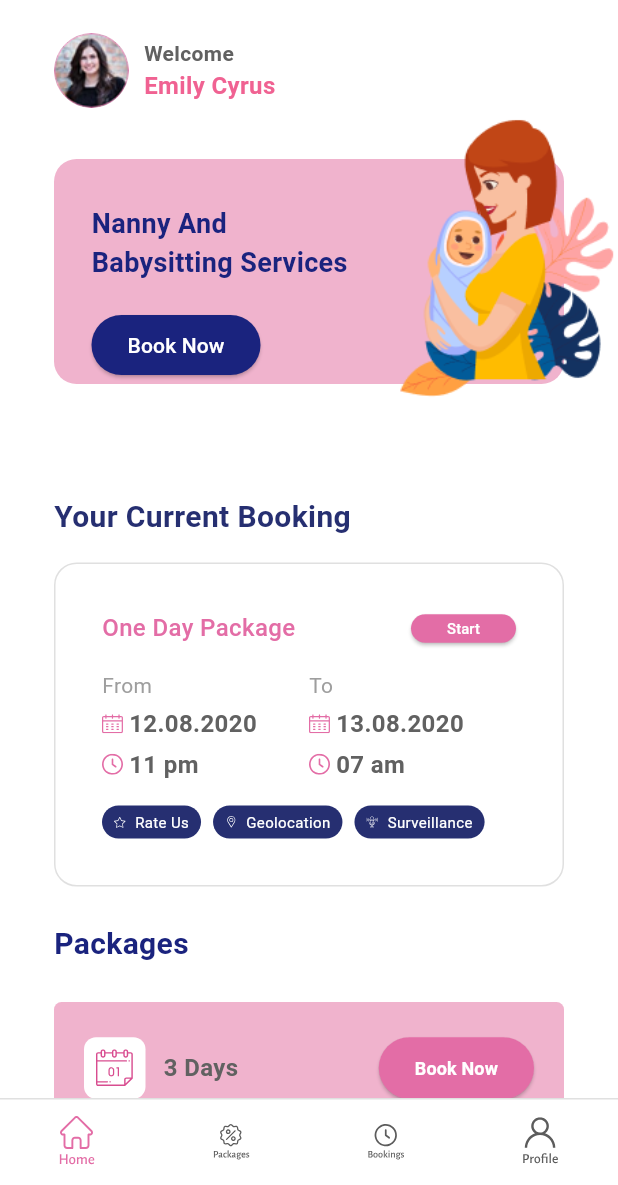
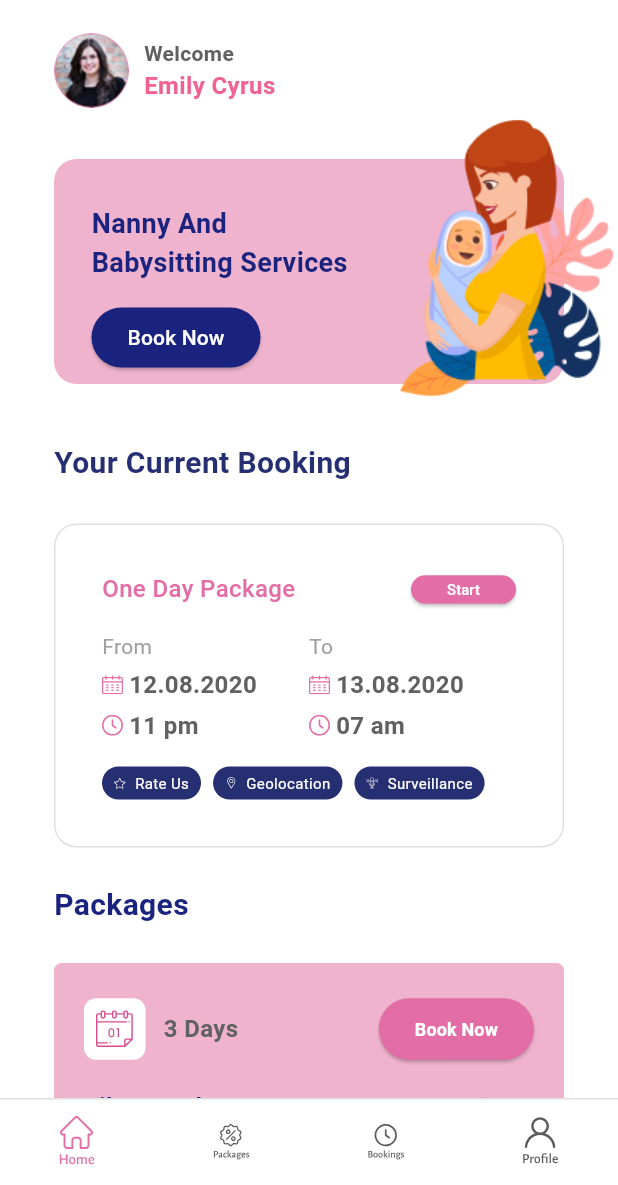
Before and after one commit to ramganesh-123/cartgreek_task, a Flutter app: the screen it shows after launch, on a phone screen of 412 x 824 dp, the part 51-1236 px from its top. Run offline on Flutter 3.47's test engine with Material 3 defaults, Android fonts, the phone set to English and light mode, and no system bars; drawn by our look-alikes of flutter_advanced_drawer; our stand-ins replace flutter_svg, get; Roboto replaces fonts that are missing (AlegreyaSans).

Commit message:
services changed3

```diff
--- a/lib/home_page.dart
+++ b/lib/home_page.dart
@@ -79,12 +79,12 @@ class _HomeScreenState extends State<HomeScreen> {
                         const WelcomeHeader(),
                         const SizedBox(height: 34),
                         const Services(),
-                        const SizedBox(height: 24),
+                        const SizedBox(height: 8),
                         Text(
                           'Your Current Booking',
                           style: s20W600Pri,
                         ),
-                        const SizedBox(height: 16),
+                        const SizedBox(height: 26),
                         const OneDayPackages(),
                         const SizedBox(height: 24),
                         Text(
--- a/lib/widgets/services.dart
+++ b/lib/widgets/services.dart
@@ -10,7 +10,7 @@ class Services extends StatelessWidget {
       children: [
         const SizedBox(
           width: 600,
-          height: 200,
+          height: 180,
         ),
         SizedBox(
           height: 150,
@@ -37,7 +37,7 @@ class Services extends StatelessWidget {
         ),
         Positioned(
           left: 25,
-          top: 100,
+          top: 95,
           child: ElevatedButton(
             onPressed: () {},
             style: ElevatedButton.styleFrom(
```
